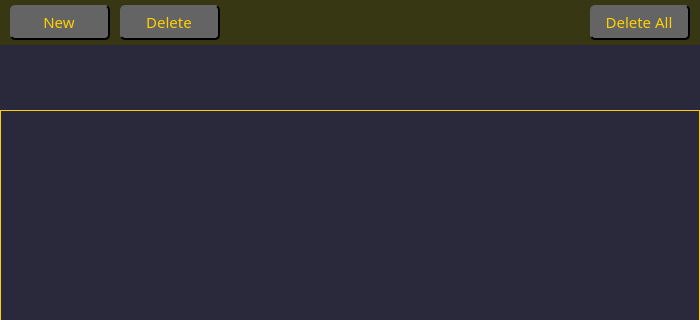
Above: uis/main_window.ui from victorMiiguel/managerProject before the change; both pictures show x 0 to 700 and y 0 to 320 of the 700 by 500 pixel window. Below: the same form after it.
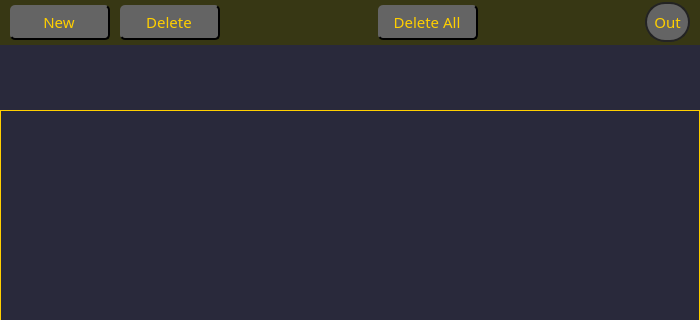
That is the form after the change. Icons and pictures are not drawn.

Commit message: added buttons for new functions

Patch:
```diff
--- a/uis/main_window.ui
+++ b/uis/main_window.ui
@@ -251,6 +251,63 @@
          </property>
         </widget>
        </item>
+       <item>
+        <spacer name="horizontalSpacer">
+         <property name="orientation">
+          <enum>Qt::Horizontal</enum>
+         </property>
+         <property name="sizeHint" stdset="0">
+          <size>
+           <width>40</width>
+           <height>20</height>
+          </size>
+         </property>
+        </spacer>
+       </item>
+       <item>
+        <widget class="QPushButton" name="pushButton_out">
+         <property name="minimumSize">
+          <size>
+           <width>55</width>
+           <height>40</height>
+          </size>
+         </property>
+         <property name="font">
+          <font>
+           <family>OCR A Extended</family>
+           <pointsize>11</pointsize>
+          </font>
+         </property>
+         <property name="cursor">
+          <cursorShape>PointingHandCursor</cursorShape>
+         </property>
+         <property name="styleSheet">
+          <string notr="true">QPushButton {
+	margin-right: 10px;
+	background-color: rgb(100, 100, 100);
+	border-radius: 20.3px;
+	border:2px solid rgb(35, 35, 35)
+}
+QPushButton:hover {
+	background-color: rgb(90, 90, 90);
+}
+QPushButton:pressed {
+	background-color: rgb(255, 207, 0);
+	border: 2px solid rgb(255, 120, 0);
+	color: rgb(35, 35, 35);
+}</string>
+         </property>
+         <property name="text">
+          <string>Out</string>
+         </property>
+         <property name="iconSize">
+          <size>
+           <width>24</width>
+           <height>24</height>
+          </size>
+         </property>
+        </widget>
+       </item>
       </layout>
      </widget>
     </item>
```
Left out of the diff: 5 changed lines with no effect on the pictures. The commit also changes 9 other files.
